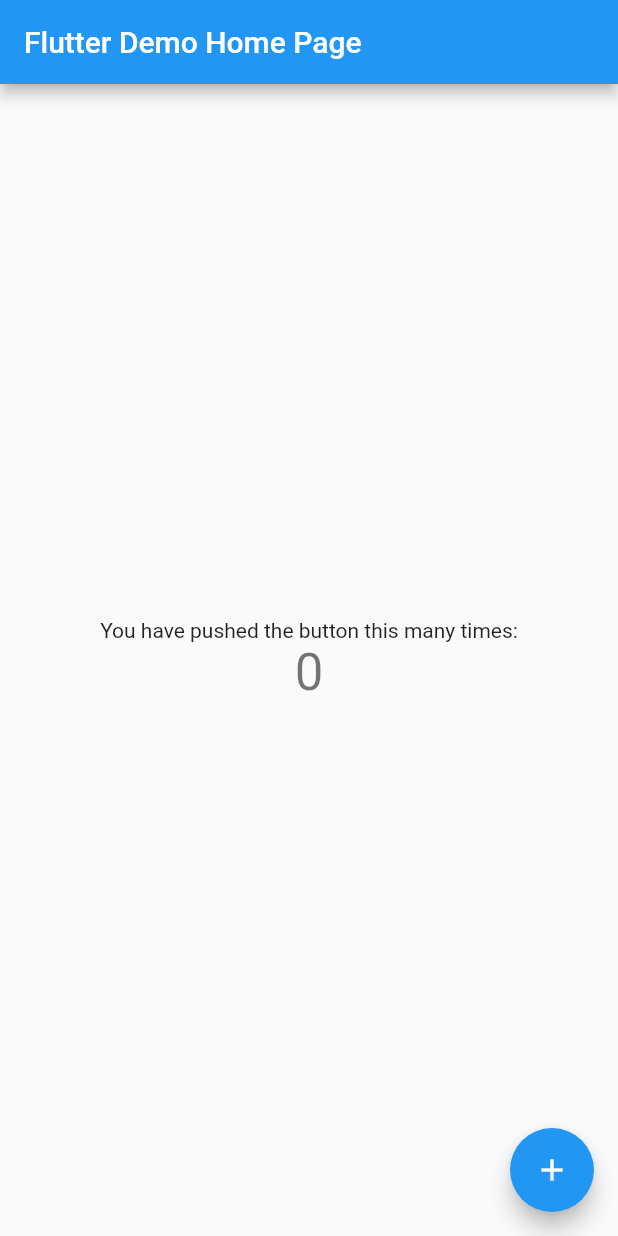
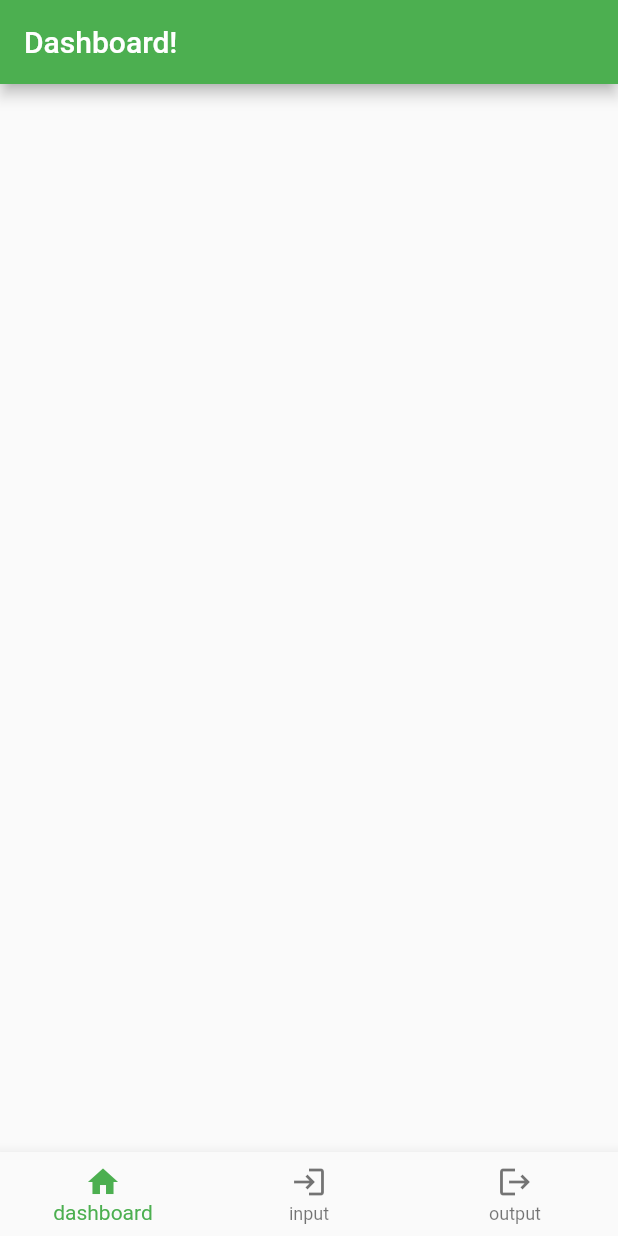
Before and after one commit to dormatz/IOT4.0_Sweet-Tasty, a Flutter app: the screen it shows after launch, on a phone screen of 412 x 824 dp. Run offline on Flutter 3.47's test engine with Material 2 defaults, Android fonts, the phone set to English and light mode, and no system bars.

Commit message:
starting UI

```diff
--- /dev/null
+++ b/lib/Dashboard.dart
@@ -0,0 +1,15 @@
+import 'package:flutter/material.dart';
+
+class DashboardPage extends StatefulWidget {
+  @override
+  _DashboardPageState createState() => _DashboardPageState();
+}
+
+class _DashboardPageState extends State<DashboardPage> {
+  @override
+  Widget build(BuildContext context) {
+    return Scaffold(
+      appBar: AppBar(title: Text("Dashboard!"))
+    );
+  }
+}
--- a/lib/main.dart
+++ b/lib/main.dart
@@ -1,4 +1,7 @@
 import 'package:flutter/material.dart';
+import 'package:sweet_tasty/Dashboard.dart';
+import 'package:sweet_tasty/InputPage.dart';
+import 'package:sweet_tasty/OutputPage.dart';
 
 void main() {
   runApp(MyApp());
@@ -20,15 +23,15 @@ class MyApp extends StatelessWidget {
         // or simply save your changes to "hot reload" in a Flutter IDE).
         // Notice that the counter didn't reset back to zero; the application
         // is not restarted.
-        primarySwatch: Colors.blue,
+        primarySwatch: Colors.green,
       ),
-      home: MyHomePage(title: 'Flutter Demo Home Page'),
+      home:  MainNavBar(),
     );
   }
 }
 
-class MyHomePage extends StatefulWidget {
-  MyHomePage({Key key, this.title}) : super(key: key);
+class MainNavBar extends StatefulWidget {
+  //MainNavBar({Key key, this.title}) : super(key: key);
 
   // This widget is the home page of your application. It is stateful, meaning
   // that it has a State object (defined below) that contains fields that affect
@@ -39,75 +42,35 @@ class MyHomePage extends StatefulWidget {
   // used by the build method of the State. Fields in a Widget subclass are
   // always marked "final".
 
-  final String title;
+  //final String title;
 
   @override
-  _MyHomePageState createState() => _MyHomePageState();
+  _MainNavBarState createState() => _MainNavBarState();
 }
 
-class _MyHomePageState extends State<MyHomePage> {
-  int _counter = 0;
+class  _MainNavBarState extends State<MainNavBar> {
+  int _currentIndex = 0;
+  final List<Widget> _children = [DashboardPage(), InputPage(), OutputPage()];
 
-  void _incrementCounter() {
+  void onTappedNavBar(int index){
     setState(() {
-      // This call to setState tells the Flutter framework that something has
-      // changed in this State, which causes it to rerun the build method below
-      // so that the display can reflect the updated values. If we changed
-      // _counter without calling setState(), then the build method would not be
-      // called again, and so nothing would appear to happen.
-      _counter++;
+      _currentIndex = index;
     });
   }
 
   @override
   Widget build(BuildContext context) {
-    // This method is rerun every time setState is called, for instance as done
-    // by the _incrementCounter method above.
-    //
-    // The Flutter framework has been optimized to make rerunning build methods
-    // fast, so that you can just rebuild anything that needs updating rather
-    // than having to individually change instances of widgets.
     return Scaffold(
-      appBar: AppBar(
-        // Here we take the value from the MyHomePage object that was created by
-        // the App.build method, and use it to set our appbar title.
-        title: Text(widget.title),
+      body: _children[_currentIndex],
+      bottomNavigationBar: BottomNavigationBar(
+        onTap: onTappedNavBar,
+        currentIndex: _currentIndex,
+        items: [
+          BottomNavigationBarItem(icon: Icon(Icons.home), label: "dashboard"),
+          BottomNavigationBarItem(icon: Icon(Icons.login), label: "input"),
+          BottomNavigationBarItem(icon: Icon(Icons.logout), label: "output")
+        ],
       ),
-      body: Center(
-        // Center is a layout widget. It takes a single child and positions it
-        // in the middle of the parent.
-        child: Column(
-          // Column is also a layout widget. It takes a list of children and
-          // arranges them vertically. By default, it sizes itself to fit its
-          // children horizontally, and tries to be as tall as its parent.
-          //
-          // Invoke "debug painting" (press "p" in the console, choose the
-          // "Toggle Debug Paint" action from the Flutter Inspector in Android
-          // Studio, or the "Toggle Debug Paint" command in Visual Studio Code)
-          // to see the wireframe for each widget.
-          //
-          // Column has various properties to control how it sizes itself and
-          // how it positions its children. Here we use mainAxisAlignment to
-          // center the children vertically; the main axis here is the vertical
-          // axis because Columns are vertical (the cross axis would be
-          // horizontal).
-          mainAxisAlignment: MainAxisAlignment.center,
-          children: <Widget>[
-            Text(
-              'You have pushed the button this many times:',
-            ),
-            Text(
-              '$_counter',
-              style: Theme.of(context).textTheme.headline4,
-            ),
-          ],
-        ),
-      ),
-      floatingActionButton: FloatingActionButton(
-        onPressed: _incrementCounter,
-        tooltip: 'Increment',
-        child: Icon(Icons.add),
-      ), // This trailing comma makes auto-formatting nicer for build methods.
     );
   }
 }
```
Also changed, not shown: lib/AddStockFormPage.dart (added, +87 -0 lines), lib/InputPage.dart (added, +45 -0 lines), lib/OutputPage.dart (added, +15 -0 lines), lib/Stock.dart (added, +70 -0 lines).
